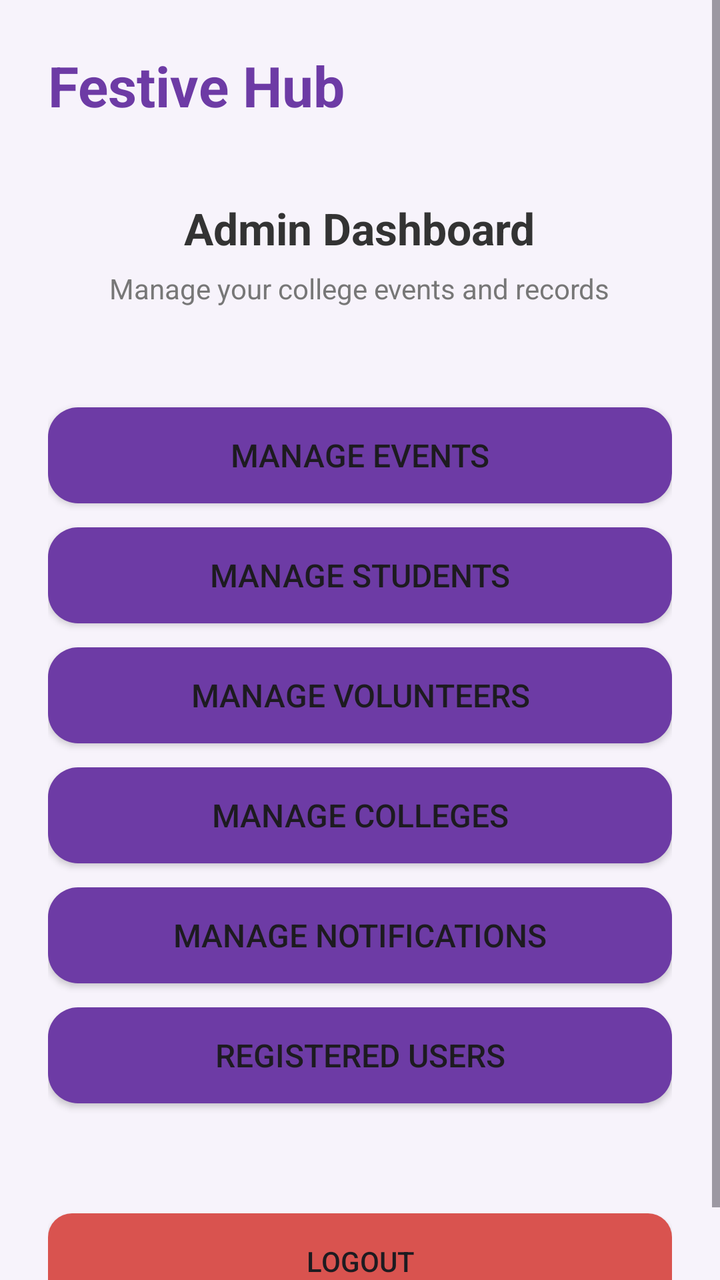
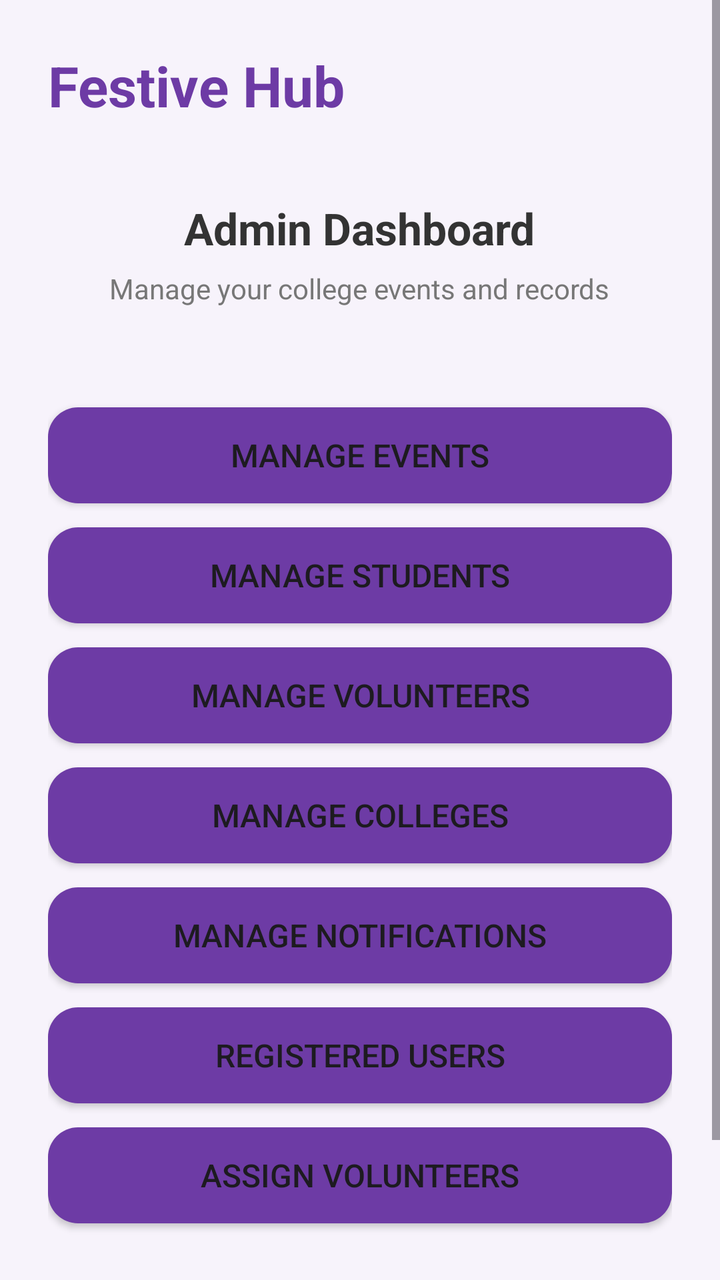

Two renders of the same Android screen: before a commit and after it. Below are the layout's source before the change and the commit's diff.
<!-- AndroidManifest.xml: application theme Theme.FestiveHub -->
<!-- res/layout/activity_admin_dashboard.xml -->
<?xml version="1.0" encoding="utf-8"?>
<ScrollView xmlns:android="http://schemas.android.com/apk/res/android"
    android:layout_width="match_parent"
    android:layout_height="match_parent"
    xmlns:tools="http://schemas.android.com/tools"
    android:background="#F7F3FB"
    android:fillViewport="true"
    android:layout_marginTop="15dp"
    tools:context=".AdminDashboardActivity">

        <LinearLayout
            android:layout_width="match_parent"
            android:layout_height="wrap_content"
            android:orientation="vertical"
            android:padding="24dp">

            <TextView
                android:layout_width="wrap_content"
                android:layout_height="wrap_content"
                android:text="Festive Hub"
                android:textColor="#6D3BA5"
                android:textSize="28sp"
                android:layout_marginBottom="30dp"
                android:textStyle="bold">
            </TextView>

            <TextView
                android:layout_width="wrap_content"
                android:layout_height="wrap_content"
                android:layout_marginTop="8dp"
                android:text="Admin Dashboard"
                android:textColor="#333333"
                android:layout_gravity="center"
                android:textSize="22sp"
                android:textStyle="bold">
            </TextView>

            <TextView
                android:layout_width="wrap_content"
                android:layout_height="wrap_content"
                android:layout_marginTop="6dp"
                android:layout_marginBottom="50dp"
                android:layout_gravity="center"
                android:text="Manage your college events and records"
                android:textColor="#777777"
                android:textSize="14sp">
            </TextView>

            <androidx.appcompat.widget.AppCompatButton
                android:id="@+id/btnmanageevents"
                android:layout_width="match_parent"
                android:layout_height="wrap_content"
                android:background="@drawable/custom_button"
                android:textSize="16dp"
                android:text="Manage Events">
            </androidx.appcompat.widget.AppCompatButton>

            <androidx.appcompat.widget.AppCompatButton
                android:id="@+id/btnmanagestudents"
                android:layout_width="match_parent"
                android:layout_height="wrap_content"
                android:layout_marginTop="12dp"
                android:textSize="16dp"
                android:background="@drawable/custom_button"
                android:text="Manage Students">
            </androidx.appcompat.widget.AppCompatButton>

            <androidx.appcompat.widget.AppCompatButton
                android:id="@+id/btnmanagevolunteers"
                android:layout_width="match_parent"
                android:layout_height="wrap_content"
                android:layout_marginTop="12dp"
                android:textSize="16dp"
                android:background="@drawable/custom_button"
                android:text="Manage Volunteers">
            </androidx.appcompat.widget.AppCompatButton>

            <androidx.appcompat.widget.AppCompatButton
                android:id="@+id/btnmanagecolleges"
                android:layout_width="match_parent"
                android:layout_height="wrap_content"
                android:background="@drawable/custom_button"
                android:layout_marginTop="12dp"
                android:textSize="16dp"
                android:text="Manage Colleges">
            </androidx.appcompat.widget.AppCompatButton>

            <androidx.appcompat.widget.AppCompatButton
                android:id="@+id/btnmanagenotifications"
                android:layout_width="match_parent"
                android:layout_height="wrap_content"
                android:background="@drawable/custom_button"
                android:layout_marginTop="12dp"
                android:textSize="16dp"
                android:text="Manage Notifications">
            </androidx.appcompat.widget.AppCompatButton>

            <androidx.appcompat.widget.AppCompatButton
                android:id="@+id/btnregisteruser"
                android:layout_width="match_parent"
                android:layout_height="wrap_content"
                android:background="@drawable/custom_button"
                android:layout_marginTop="12dp"
                android:textSize="16dp"
                android:layout_marginBottom="20dp"
                android:text="Registered Users">
            </androidx.appcompat.widget.AppCompatButton>

            <androidx.appcompat.widget.AppCompatButton
                android:id="@+id/btnadminlogout"
                android:layout_width="match_parent"
                android:layout_height="wrap_content"
                android:background="@drawable/custom_logout_button"
                android:layout_marginTop="35dp"
                android:text="Logout">
            </androidx.appcompat.widget.AppCompatButton>

        </LinearLayout>

</ScrollView>
<!-- resources referenced by this layout -->
<resources>
  <!-- drawable custom_button (drawable) -->
  <?xml version="1.0" encoding="utf-8"?>
  <shape xmlns:android="http://schemas.android.com/apk/res/android"
      android:shape="rectangle">
      <solid android:color="#6D3BA5"/>
      <corners android:radius="15dp"/>
  </shape>
  <!-- drawable custom_logout_button (drawable) -->
  <?xml version="1.0" encoding="utf-8"?>
  <shape xmlns:android="http://schemas.android.com/apk/res/android">
  
      <solid android:color="#D9534F" />
  
      <corners android:radius="12dp" />
  
  </shape>
  <style name="Theme.FestiveHub" parent="Base.Theme.FestiveHub" />
  <style name="Base.Theme.FestiveHub" parent="Theme.Material3.DayNight.NoActionBar">
          
          
          <item name="android:statusBarColor">#F7F3FB</item>
          <item name="android:windowLightStatusBar">true</item>
      </style>
</resources>

<!-- the commit's change to res/layout/activity_admin_dashboard.xml (unified diff, before → after) -->
@@ -102,8 +102,18 @@
                 android:background="@drawable/custom_button"
                 android:layout_marginTop="12dp"
                 android:textSize="16dp"
-                android:layout_marginBottom="20dp"
                 android:text="Registered Users">
+            </androidx.appcompat.widget.AppCompatButton>
+
+            <androidx.appcompat.widget.AppCompatButton
+                android:id="@+id/btnassignvolunteer"
+                android:layout_width="match_parent"
+                android:layout_height="wrap_content"
+                android:layout_marginTop="12dp"
+                android:text="Assign Volunteers"
+                android:textSize="16sp"
+                android:background="@drawable/custom_button"
+                android:backgroundTint="@null">
             </androidx.appcompat.widget.AppCompatButton>
 
             <androidx.appcompat.widget.AppCompatButton
